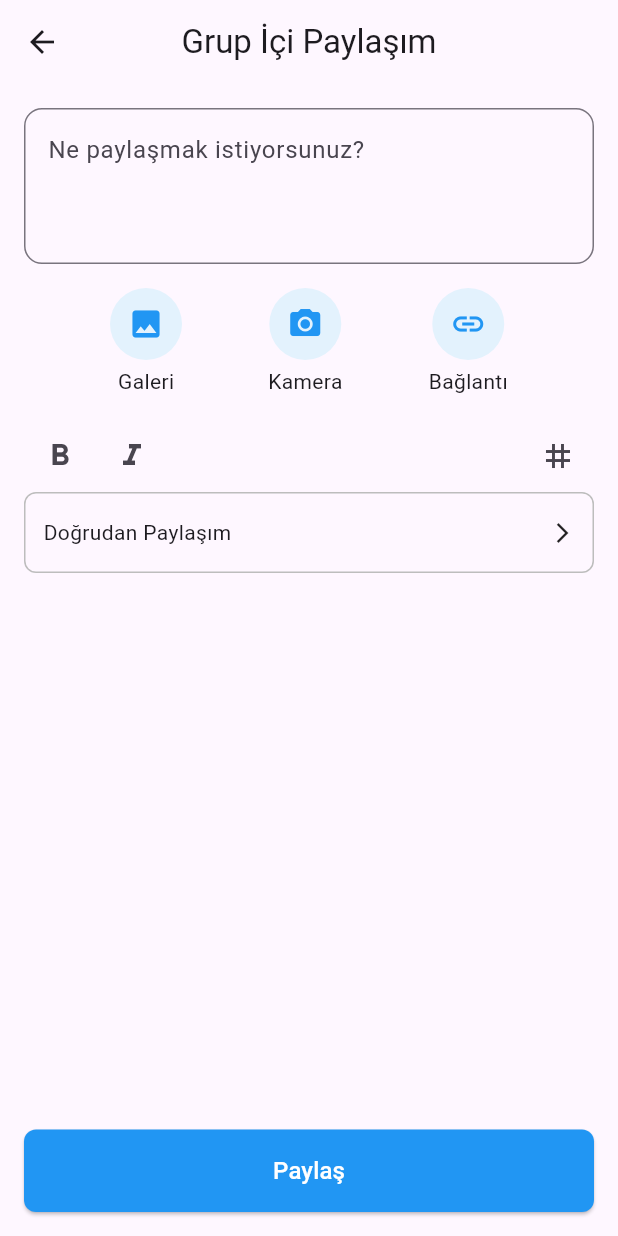
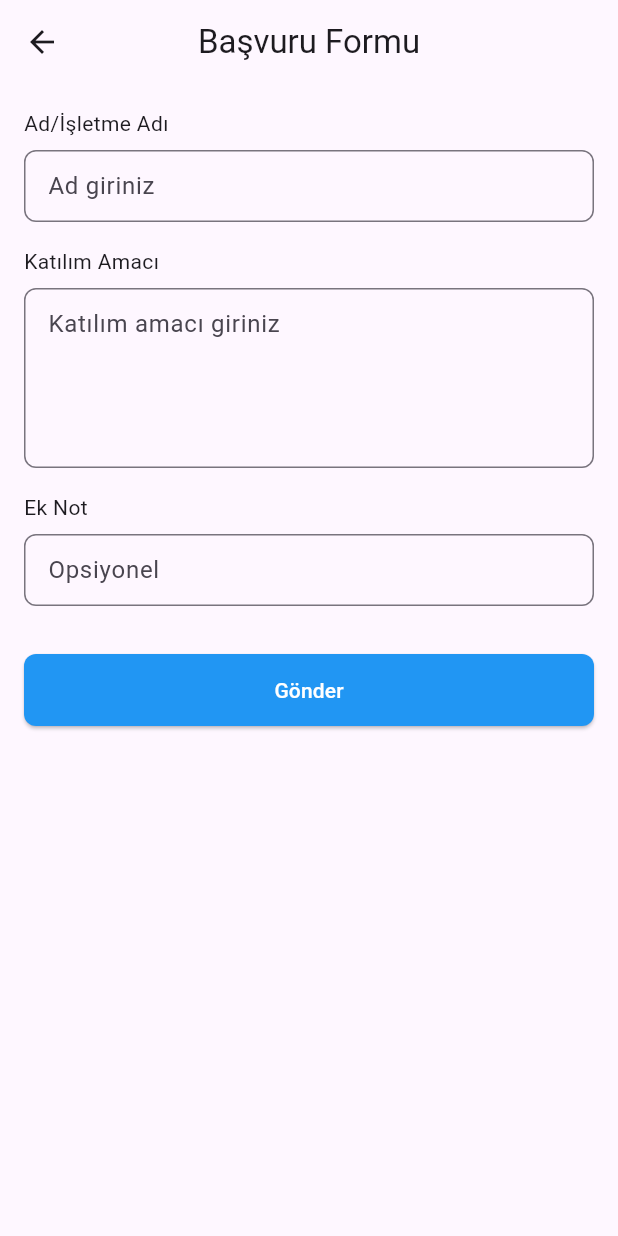
Before and after one commit to mansur61/milyonada_ui, a Flutter app: the screen it shows after launch, on a phone screen of 412 x 824 dp. Run offline on Flutter 3.47's test engine with Material 3 defaults, Android fonts, the phone set to English and light mode, and no system bars; our stand-ins replace equatable, flutter_bloc.

Commit message:
basvuu formu uı eklendi

```diff
--- /dev/null
+++ b/milyonada/lib/bloc/basvuru_form/form_bloc.dart
@@ -0,0 +1,24 @@
+import 'package:flutter_bloc/flutter_bloc.dart';
+import 'form_event.dart';
+import 'form_state.dart';
+
+class FormBloc extends Bloc<FormEvent, FormState> {
+  FormBloc() : super(FormState()) {
+    on<NameChanged>((event, emit) {
+      emit(state.copyWith(name: event.name));
+    });
+
+    on<PurposeChanged>((event, emit) {
+      emit(state.copyWith(purpose: event.purpose));
+    });
+
+    on<NoteChanged>((event, emit) {
+      emit(state.copyWith(note: event.note));
+    });
+
+    on<SubmitForm>((event, emit) {
+      // Simulate submission
+      emit(state.copyWith(isSubmitted: true));
+    });
+  }
+}
--- /dev/null
+++ b/milyonada/lib/bloc/basvuru_form/form_event.dart
@@ -0,0 +1,18 @@
+abstract class FormEvent {}
+
+class NameChanged extends FormEvent {
+  final String name;
+  NameChanged(this.name);
+}
+
+class PurposeChanged extends FormEvent {
+  final String purpose;
+  PurposeChanged(this.purpose);
+}
+
+class NoteChanged extends FormEvent {
+  final String note;
+  NoteChanged(this.note);
+}
+
+class SubmitForm extends FormEvent {}
--- /dev/null
+++ b/milyonada/lib/bloc/basvuru_form/form_state.dart
@@ -0,0 +1,27 @@
+class FormState {
+  final String name;
+  final String purpose;
+  final String note;
+  final bool isSubmitted;
+
+  FormState({
+    this.name = '',
+    this.purpose = '',
+    this.note = '',
+    this.isSubmitted = false,
+  });
+
+  FormState copyWith({
+    String? name,
+    String? purpose,
+    String? note,
+    bool? isSubmitted,
+  }) {
+    return FormState(
+      name: name ?? this.name,
+      purpose: purpose ?? this.purpose,
+      note: note ?? this.note,
+      isSubmitted: isSubmitted ?? this.isSubmitted,
+    );
+  }
+}
--- a/milyonada/lib/main.dart
+++ b/milyonada/lib/main.dart
@@ -3,6 +3,7 @@ import 'package:flutter_bloc/flutter_bloc.dart';
 import 'bloc/grup_discovery/group_bloc.dart';
 import 'bloc/member_management/member_management_bloc.dart';
 import 'bloc/member_management/member_management_event.dart';
+import 'screen/form_screen.dart';
 import 'screen/group_create_screen.dart';
 import 'screen/group_detail_screen.dart';
 import 'screen/group_management_screen.dart';
@@ -33,7 +34,7 @@ class MyApp extends StatelessWidget {
           '/': (context) =>
           //GroupDetailScreen()
           //GroupManagementScreen(),
-           GroupShareScreen(),
+           FormScreen(),
           '/create': (context) => const GroupCreateScreen(),
           // diğer sayfalar buraya eklenebilir
         },
--- /dev/null
+++ b/milyonada/lib/screen/form_screen.dart
@@ -0,0 +1,99 @@
+import 'package:flutter/material.dart';
+import 'package:flutter_bloc/flutter_bloc.dart';
+
+import '../bloc/basvuru_form/form_bloc.dart';
+import '../bloc/basvuru_form/form_event.dart';
+
+class FormScreen extends StatelessWidget {
+  const FormScreen({super.key});
+
+  @override
+  Widget build(BuildContext context) {
+    return BlocProvider(
+      create: (_) => FormBloc(),
+      child: Scaffold(
+        appBar: AppBar(
+          title: const Text("Başvuru Formu"),
+          leading: const BackButton(),
+          centerTitle: true,
+        ),
+        body: const Padding(
+          padding: EdgeInsets.all(16.0),
+          child: _FormFields(),
+        ),
+      ),
+    );
+  }
+}
+
+class _FormFields extends StatelessWidget {
+  const _FormFields();
+
+  @override
+  Widget build(BuildContext context) {
+    final bloc = context.read<FormBloc>();
+
+    return Column(
+      crossAxisAlignment: CrossAxisAlignment.start,
+      children: [
+        const Text("Ad/İşletme Adı"),
+        const SizedBox(height: 8),
+        TextField(
+          decoration: _inputDecoration("Ad giriniz"),
+          onChanged: (value) => bloc.add(NameChanged(value)),
+        ),
+        const SizedBox(height: 16),
+        const Text("Katılım Amacı"),
+        const SizedBox(height: 8),
+        TextField(
+          decoration: _inputDecoration("Katılım amacı giriniz"),
+          maxLines: 4,
+          onChanged: (value) => bloc.add(PurposeChanged(value)),
+        ),
+        const SizedBox(height: 16),
+        const Text("Ek Not"),
+        const SizedBox(height: 8),
+        TextField(
+          decoration: _inputDecoration("Opsiyonel"),
+          onChanged: (value) => bloc.add(NoteChanged(value)),
+        ),
+        const SizedBox(height: 32),
+        SizedBox(
+          width: double.infinity,
+          height: 48,
+          child: ElevatedButton(
+            style: ElevatedButton.styleFrom(
+              backgroundColor: Colors.blue,
+              foregroundColor: Colors.white,
+              shape: RoundedRectangleBorder(
+                borderRadius: BorderRadius.circular(8),
+              ),
+            ),
+            onPressed: () {
+              bloc.add(SubmitForm());
+              final state = context.read<FormBloc>().state;
+              if (state.name.isEmpty || state.purpose.isEmpty) {
+                ScaffoldMessenger.of(context).showSnackBar(
+                  const SnackBar(content: Text("Lütfen gerekli alanları doldurun")),
+                );
+              } else {
+                ScaffoldMessenger.of(context).showSnackBar(
+                  const SnackBar(content: Text("Form başarıyla gönderildi")),
+                );
+              }
+            },
+            child: const Text("Gönder"),
+          ),
+        )
+      ],
+    );
+  }
+
+  InputDecoration _inputDecoration(String hint) {
+    return InputDecoration(
+      hintText: hint,
+      contentPadding: const EdgeInsets.symmetric(horizontal: 12, vertical: 12),
+      border: OutlineInputBorder(borderRadius: BorderRadius.circular(8)),
+    );
+  }
+}
```
Also changed, not shown: milyonada/lib/screen/basvuru_formu.PNG (added).
